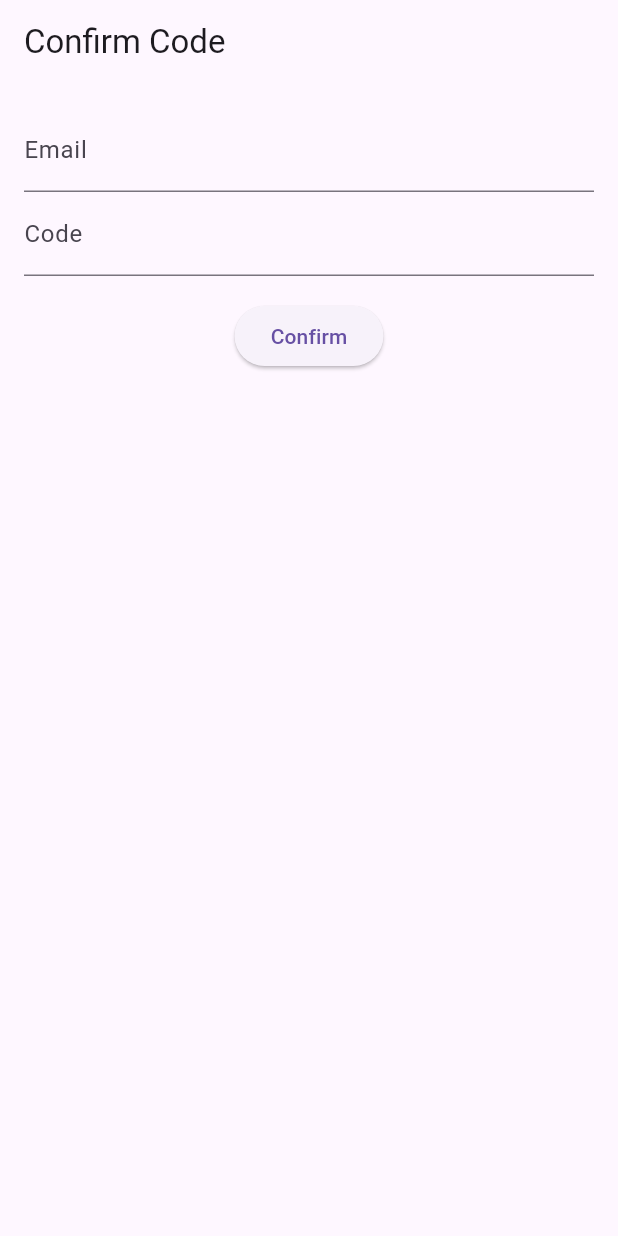
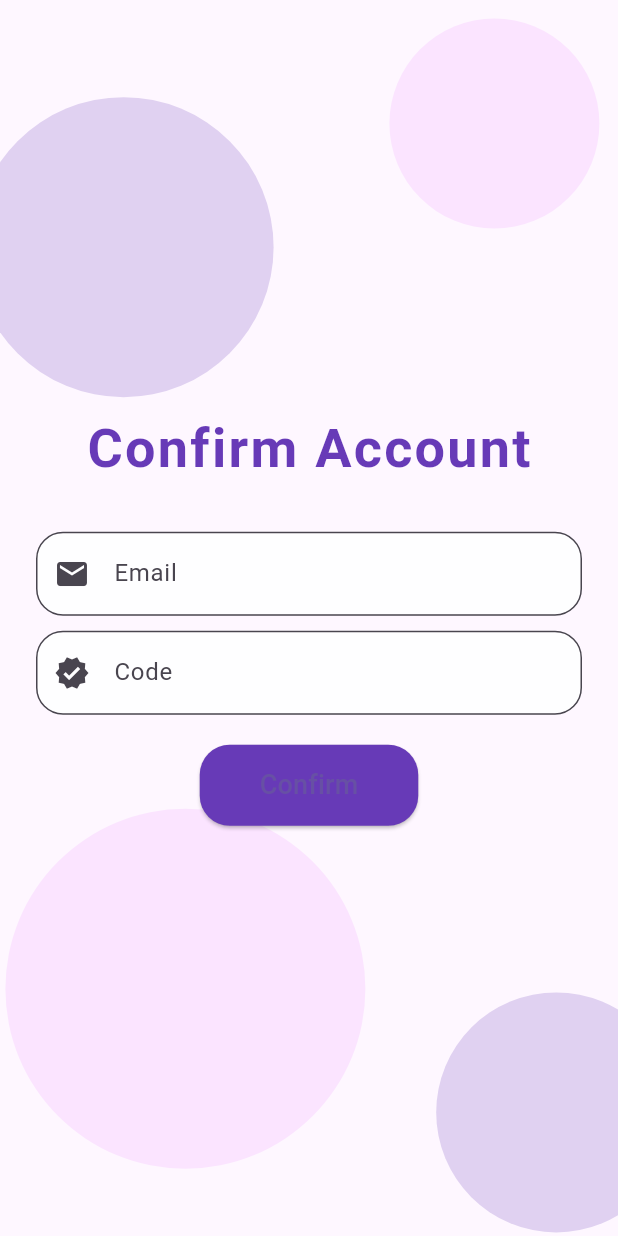
Before and after one commit to dzmbekovv7/LingoFlowMobile, a Flutter app: the ConfirmScreen screen opened by its route, on a phone screen of 412 x 824 dp. Run offline on Flutter 3.47's test engine with Material 3 defaults, Android fonts, the phone set to English and light mode, and no system bars; our stand-ins replace dio, go_router, jwt_decoder, shared_preferences; accounts and stored records are empty; network calls fail.

```diff
--- a/lib/app/router.dart
+++ b/lib/app/router.dart
@@ -1,14 +1,35 @@
+// app/router.dart
 import 'package:flutter/material.dart';
 import 'package:go_router/go_router.dart';
+import 'package:provider/provider.dart'; // ✅ Needed
 import '../features/auth/presentation/register_screen.dart';
+import '../features/auth/presentation/login_screen.dart';
+import '../features/auth/presentation/confirm_screen.dart';
+import '../features/dashboard/presentation/dashboard_screen.dart';
+import '../features/vocab/presentation/vocab_screen.dart';
+import '../features/profile/presentation/profile_screen.dart';
+import '../core/services/auth_provider.dart';
 import '../features/home/presentation/home_screen.dart';
-import '../features/auth/presentation/confirm_screen.dart';
+
+// Used to update GoRouter when auth changes
+class GoRouterRefreshNotifier extends ChangeNotifier {
+  GoRouterRefreshNotifier(AuthProvider authProvider) {
+    authProvider.addListener(notifyListeners);
+  }
+}
 
 final router = GoRouter(
   initialLocation: '/register',
+  refreshListenable: GoRouterRefreshNotifier(AuthProvider()), // <-- Wrong: this creates a NEW instance!
+
+  // ✅ Instead, we must use context in `main.dart`, so this must be moved
   routes: [
-    GoRoute(path: '/register', builder: (_, __) => const RegisterScreen()),
-    GoRoute(path: '/confirm', builder: (_, __) => const ConfirmScreen()),
     GoRoute(path: '/home', builder: (_, __) => const HomeScreen()),
+    GoRoute(path: '/register', builder: (context, state) => const RegisterScreen()),
+    GoRoute(path: '/login', builder: (context, state) => const LoginScreen()),
+    GoRoute(path: '/confirm', builder: (context, state) => const ConfirmScreen()),
+    GoRoute(path: '/dashboard', builder: (context, state) => const DashboardScreen()),
+    GoRoute(path: '/vocab', builder: (context, state) => const VocabScreen()),
+    GoRoute(path: '/profile', builder: (context, state) => const ProfileScreen()),
   ],
 );
--- a/lib/features/auth/presentation/confirm_screen.dart
+++ b/lib/features/auth/presentation/confirm_screen.dart
@@ -1,7 +1,10 @@
+// lib/features/auth/presentation/confirm_screen.dart
 import 'package:flutter/material.dart';
 import 'package:dio/dio.dart';
 import 'package:go_router/go_router.dart';
 import 'package:shared_preferences/shared_preferences.dart';
+import 'package:lingoo/shared/widgets/auth_form_wrapper.dart';
+import 'package:lingoo/shared/widgets/form_input.dart';
 
 class ConfirmScreen extends StatefulWidget {
   const ConfirmScreen({super.key});
@@ -25,7 +28,7 @@ class _ConfirmScreenState extends State<ConfirmScreen> {
       final token = res.data['token'];
 
       final prefs = await SharedPreferences.getInstance();
-      await prefs.setString('auth_token', token);
+      await prefs.setString('token', token);
 
       if (!mounted) return;
       context.go('/home');
@@ -36,24 +39,27 @@ class _ConfirmScreenState extends State<ConfirmScreen> {
 
   @override
   Widget build(BuildContext context) {
-    return Scaffold(
-      appBar: AppBar(title: const Text('Confirm Code')),
-      body: Padding(
-        padding: const EdgeInsets.all(16),
+    return AuthFormWrapper(
+      title: 'Confirm Account',
       child: Column(
         children: [
-            TextField(
-              controller: emailController,
-              decoration: const InputDecoration(labelText: 'Email'),
+          buildTextField(emailController, 'Email', Icons.email),
+          const SizedBox(height: 10),
+          buildTextField(codeController, 'Code', Icons.verified),
+          const SizedBox(height: 20),
+          ElevatedButton(
+            style: ElevatedButton.styleFrom(
+              padding: const EdgeInsets.symmetric(horizontal: 40, vertical: 14),
+              backgroundColor: Colors.deepPurple,
+              shape: RoundedRectangleBorder(
+                borderRadius: BorderRadius.circular(20),
               ),
-            TextField(
-              controller: codeController,
-              decoration: const InputDecoration(labelText: 'Code'),
             ),
-            const SizedBox(height: 16),
-            ElevatedButton(
             onPressed: confirm,
-              child: const Text('Confirm'),
+            child: const Text(
+              'Confirm',
+              style: TextStyle(fontSize: 18),
+            ),
           ),
           if (error.isNotEmpty)
             Padding(
@@ -62,7 +68,6 @@ class _ConfirmScreenState extends State<ConfirmScreen> {
             ),
         ],
       ),
-      ),
     );
   }
 }
--- /dev/null
+++ b/lib/shared/widgets/auth_form_wrapper.dart
@@ -0,0 +1,110 @@
+import 'package:flutter/material.dart';
+
+class AuthFormWrapper extends StatefulWidget {
+  final Widget child;
+  final String title;
+
+  const AuthFormWrapper({
+    super.key,
+    required this.child,
+    required this.title,
+  });
+
+  @override
+  State<AuthFormWrapper> createState() => _AuthFormWrapperState();
+}
+
+class _AuthFormWrapperState extends State<AuthFormWrapper>
+    with SingleTickerProviderStateMixin {
+  late AnimationController _controller;
+  Animation<double>? _fadeIn;
+
+  @override
+  void initState() {
+    super.initState();
+    _controller = AnimationController(
+      vsync: this,
+      duration: const Duration(seconds: 2),
+    );
+    _fadeIn = Tween<double>(begin: 0, end: 1).animate(
+      CurvedAnimation(parent: _controller, curve: Curves.easeInOut),
+    );
+    _controller.forward();
+  }
+
+  @override
+  void dispose() {
+    _controller.dispose();
+    super.dispose();
+  }
+
+  @override
+  Widget build(BuildContext context) {
+    return Scaffold(
+      body: Stack(
+        children: [
+          const BackgroundDecoration(),
+          Center(
+            child: SingleChildScrollView(
+              child: FadeTransition(
+                opacity: _fadeIn!,
+                child: Padding(
+                  padding: const EdgeInsets.all(24.0),
+                  child: Column(
+                    mainAxisAlignment: MainAxisAlignment.center,
+                    children: [
+                      Text(
+                        widget.title,
+                        style: const TextStyle(
+                          fontSize: 36,
+                          fontWeight: FontWeight.bold,
+                          color: Colors.deepPurple,
+                          letterSpacing: 1.5,
+                        ),
+                      ),
+                      const SizedBox(height: 30),
+                      widget.child,
+                    ],
+                  ),
+                ),
+              ),
+            ),
+          ),
+        ],
+      ),
+    );
+  }
+}
+
+class BackgroundDecoration extends StatelessWidget {
+  const BackgroundDecoration({super.key});
+
+  @override
+  Widget build(BuildContext context) {
+    return CustomPaint(
+      painter: CirclePainter(),
+      child: Container(),
+    );
+  }
+}
+
+class CirclePainter extends CustomPainter {
+  @override
+  void paint(Canvas canvas, Size size) {
+    final paint1 = Paint()
+      ..color = Colors.deepPurple.withOpacity(0.2)
+      ..style = PaintingStyle.fill;
+
+    final paint2 = Paint()
+      ..color = Colors.purpleAccent.withOpacity(0.1)
+      ..style = PaintingStyle.fill;
+
+    canvas.drawCircle(Offset(size.width * 0.2, size.height * 0.2), 100, paint1);
+    canvas.drawCircle(Offset(size.width * 0.8, size.height * 0.1), 70, paint2);
+    canvas.drawCircle(Offset(size.width * 0.3, size.height * 0.8), 120, paint2);
+    canvas.drawCircle(Offset(size.width * 0.9, size.height * 0.9), 80, paint1);
+  }
+
+  @override
+  bool shouldRepaint(CustomPainter oldDelegate) => false;
+}
--- /dev/null
+++ b/lib/shared/widgets/form_input.dart
@@ -0,0 +1,22 @@
+import 'package:flutter/material.dart';
+
+Widget buildTextField(
+    TextEditingController controller,
+    String label,
+    IconData icon, {
+      bool isObscure = false,
+    }) {
+  return TextField(
+    controller: controller,
+    obscureText: isObscure,
+    decoration: InputDecoration(
+      prefixIcon: Icon(icon),
+      labelText: label,
+      filled: true,
+      fillColor: Colors.white.withOpacity(0.9),
+      border: OutlineInputBorder(
+        borderRadius: BorderRadius.circular(18),
+      ),
+    ),
+  );
+}
--- a/pubspec.yaml
+++ b/pubspec.yaml
@@ -15,7 +15,8 @@ dependencies:
   dio: ^5.4.3
   go_router: ^12.1.1
   shared_preferences: ^2.2.2
-
+  provider: ^6.1.1  # ✅ or latest version
+  jwt_decoder: ^2.0.1
 dev_dependencies:
   flutter_test:
     sdk: flutter
```
Also changed, not shown: lib/core/services/auth_provider.dart (added, +30 -0 lines), lib/features/auth/domain/auth_provider.dart (+34 -12 lines), lib/features/auth/presentation/login_screen.dart (added, +96 -0 lines), lib/features/auth/presentation/register_screen.dart (+57 -28 lines), lib/features/dashboard/presentation/dashboard_screen.dart (added, +30 -0 lines), lib/features/home/presentation/home_screen.dart (+6 -3 lines), lib/features/profile/presentation/profile_screen.dart (added, +86 -0 lines), lib/features/vocab/presentation/vocab_screen.dart (added, +54 -0 lines), lib/main.dart (+10 -2 lines), lib/shared/widgets/authenticated_scaffold.dart (added, +35 -0 lines), lib/shared/widgets/protected_page.dart (added, +40 -0 lines), 4 other files. Lines whose indentation alone changed are shown as unchanged.
